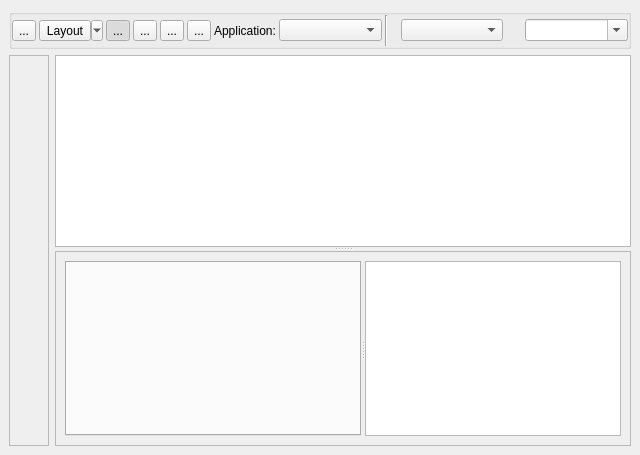
patrickhartling/maestro, file trunk/maestro/gui/plugins/views/stanza_editor/StanzaEditorBase.ui: the form before one commit.
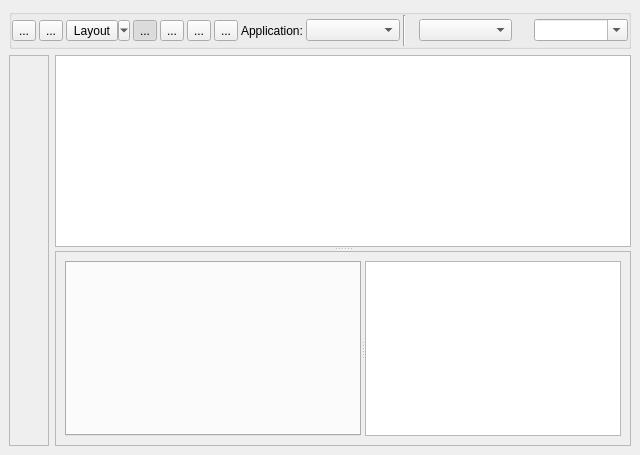
The form after the commit. Icons and pictures are not drawn.

Commit message: Added the ability to create new global options in the stanza editor.

Patch:
```diff
--- a/trunk/maestro/gui/plugins/views/stanza_editor/StanzaEditorBase.ui
+++ b/trunk/maestro/gui/plugins/views/stanza_editor/StanzaEditorBase.ui
@@ -158,6 +158,25 @@
         </property>
        </widget>
       </item>
+      <item>
+       <widget class="QToolButton" name="mNewGlobalOptBtn" >
+        <property name="toolTip" >
+         <string>New Global Option</string>
+        </property>
+        <property name="text" >
+         <string>...</string>
+        </property>
+        <property name="icon" >
+         <iconset resource="../../../MaestroResource.qrc" >:/Maestro/images/stanza_global_new.png</iconset>
+        </property>
+        <property name="iconSize" >
+         <size>
+          <width>24</width>
+          <height>24</height>
+         </size>
+        </property>
+       </widget>
+      </item>
       <item>
        <widget class="QToolButton" name="mLayoutBtn" >
         <property name="toolTip" >
```
Left out of the diff: 10 changed lines with no effect on the pictures. The commit also changes 5 other files.
